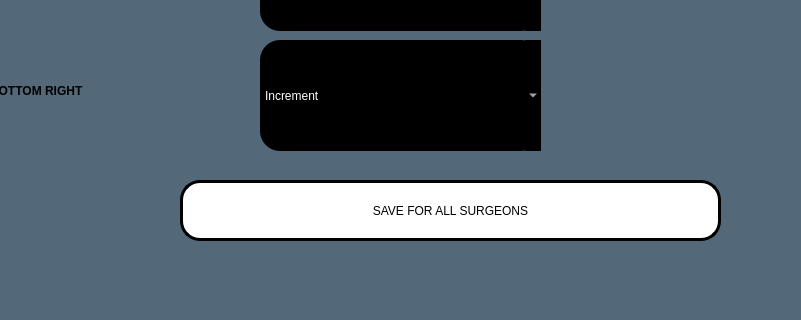
First picture: the form in footpedal.ui, repository RISWANAAAA/venturiphaco, before the edit; both pictures show x 170 to 971 and y 400 to 720 of the 1280 by 720 pixel window.
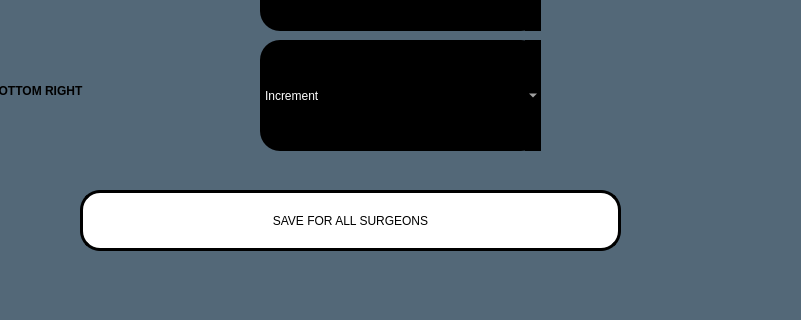
Second picture: the form after the edit. Icons and pictures are not drawn.

Patch:
```diff
--- a/footpedal.ui
+++ b/footpedal.ui
@@ -234,8 +234,8 @@
   <widget class="QPushButton" name="savebut">
    <property name="geometry">
     <rect>
-     <x>350</x>
-     <y>580</y>
+     <x>250</x>
+     <y>590</y>
      <width>541</width>
      <height>61</height>
     </rect>
```
